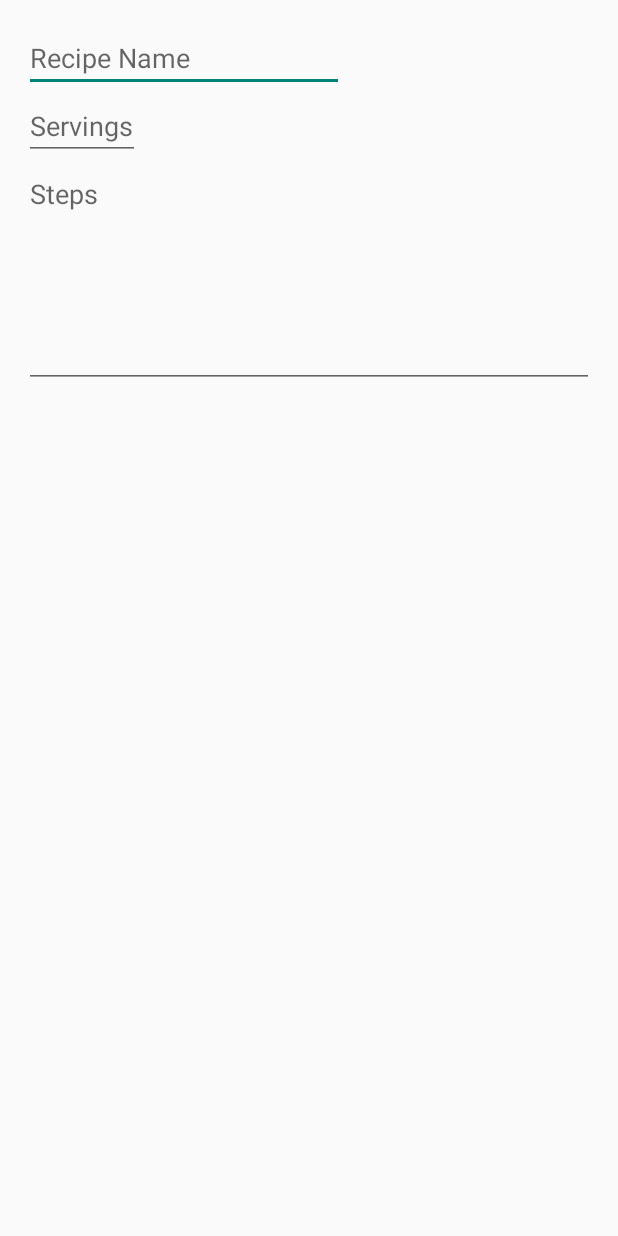
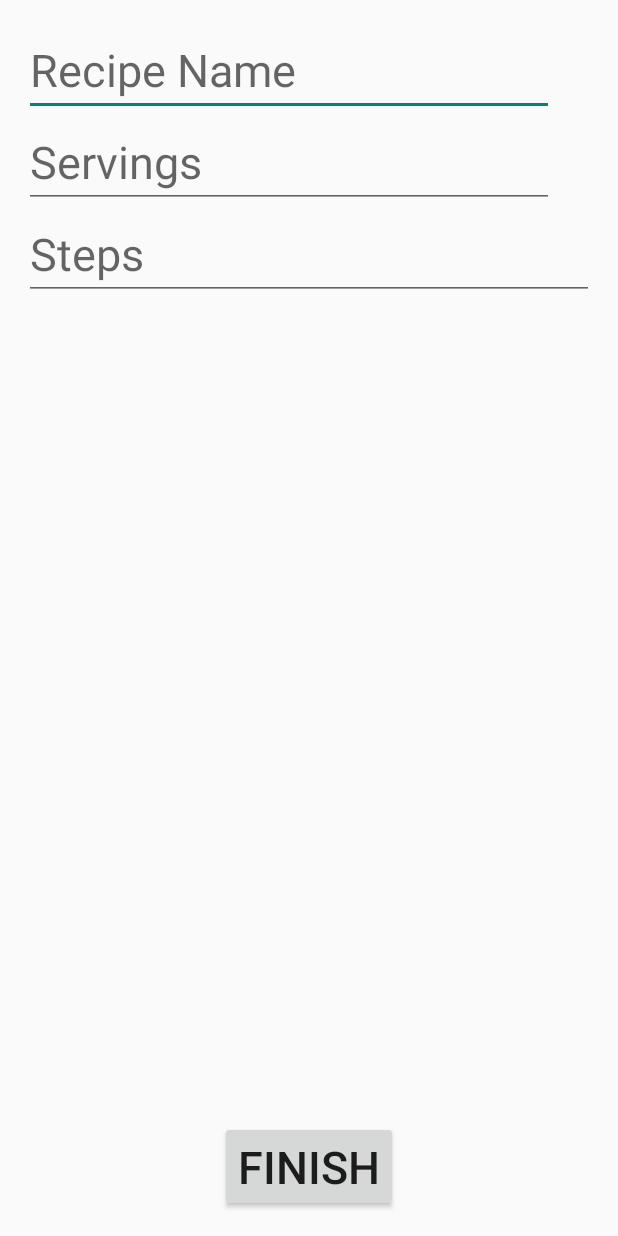
Before and after one commit to MBLAHO13/CS275Project, an Android app: the RecipeSteps screen opened directly, with no data from a screen before it, on a phone screen of 412 x 824 dp. Run offline under Robolectric (Android 15) with nearby library versions, the phone set to English and light mode, and no system bars; 1 statement that could not run was skipped.

Commit message:
Finished Recipe add and more modification to the REST handler

```diff
--- a/FoodTracker/app/src/main/java/cblaho/foodtracker/Food.java
+++ b/FoodTracker/app/src/main/java/cblaho/foodtracker/Food.java
@@ -14,6 +14,7 @@ public interface Food extends Parcelable {
     Map<String,Double> getNutrients();
     Double getNutrient(String name);
     Double getQty();
+    Double getGrams();
     void setQty(Double qty);
     Map<String, Double> getConversions();
     String getConversion();
--- a/FoodTracker/app/src/main/java/cblaho/foodtracker/Ingredient.java
+++ b/FoodTracker/app/src/main/java/cblaho/foodtracker/Ingredient.java
@@ -106,6 +106,11 @@ public class Ingredient implements Food {
     }
 
     @Override
+    public Double getGrams() {
+        return quantity*conversions.get(conversion);
+    }
+
+    @Override
     public void setQty(Double qty) {
         quantity = qty;
     }
--- a/FoodTracker/app/src/main/java/cblaho/foodtracker/RestHandler.java
+++ b/FoodTracker/app/src/main/java/cblaho/foodtracker/RestHandler.java
@@ -29,7 +29,7 @@ public class RestHandler extends AsyncTask<String,Integer,JsonObject> {
     protected JsonObject doInBackground(String... params) {
         HttpURLConnection request = null;
         try {
-            URL url = new URL(dburl + params[0]);
+            URL url = new URL(dburl + params[0] + "/");
             request = (HttpURLConnection) url.openConnection();
             request.setRequestProperty("request-value", params[1]);
             request.connect();
--- a/FoodTracker/app/src/main/res/layout/activity_recipe_steps.xml
+++ b/FoodTracker/app/src/main/res/layout/activity_recipe_steps.xml
@@ -10,31 +10,44 @@
     <EditText
         android:layout_width="wrap_content"
         android:layout_height="wrap_content"
-        android:id="@+id/editText"
+        android:id="@+id/recipe_steps_name"
         android:ems="10"
+        android:textSize="30sp"
         android:layout_alignParentTop="true"
         android:layout_alignParentStart="true"
         android:hint="Recipe Name"/>
+
     <EditText
         android:layout_width="wrap_content"
         android:layout_height="wrap_content"
         android:inputType="numberDecimal"
-        android:id="@+id/editText2"
+        android:id="@+id/recipe_steps_servings"
+        android:ems="10"
+        android:textSize="30sp"
         android:hint="Servings"
-        android:layout_below="@+id/editText"
+        android:layout_below="@+id/recipe_steps_name"
         android:layout_alignParentStart="true" />
 
     <EditText
         android:layout_width="fill_parent"
         android:layout_height="wrap_content"
         android:inputType="textMultiLine"
-
+        android:textSize="30sp"
         android:ems="10"
-        android:id="@+id/editText3"
-        android:gravity="top|left"
+        android:id="@+id/recipe_steps_steps"
         android:hint="Steps"
-        android:minLines="6"
-        android:layout_below="@+id/editText2"
+        android:minLines="1"
+        android:layout_below="@+id/recipe_steps_servings"
         android:layout_alignParentStart="true" />
 
+    <Button
+        android:layout_width="wrap_content"
+        android:layout_height="wrap_content"
+        android:layout_centerHorizontal="true"
+        android:text="Finish"
+        android:id="@+id/button_finish_recipe"
+        android:textSize="30sp"
+        android:onClick="onFinish"
+        android:layout_alignParentBottom="true" />
+
 </RelativeLayout>
```
Also changed, not shown: FoodTracker/app/src/main/java/cblaho/foodtracker/Recipe.java (+17 -0 lines), FoodTracker/app/src/main/java/cblaho/foodtracker/RecipeSteps.java (+19 -22 lines).
